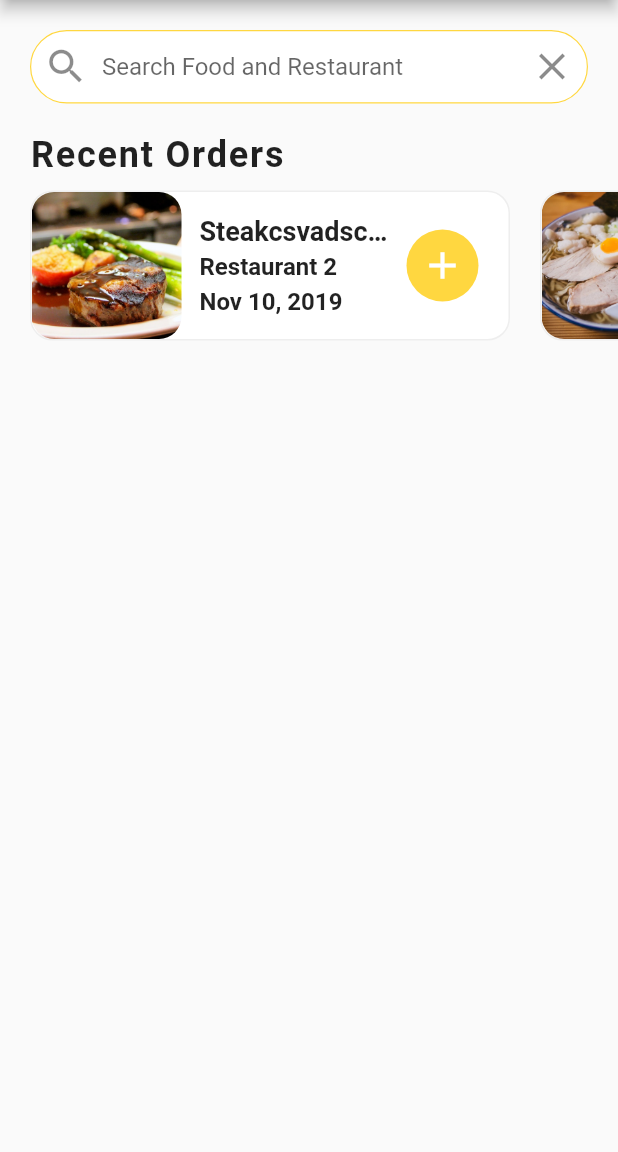
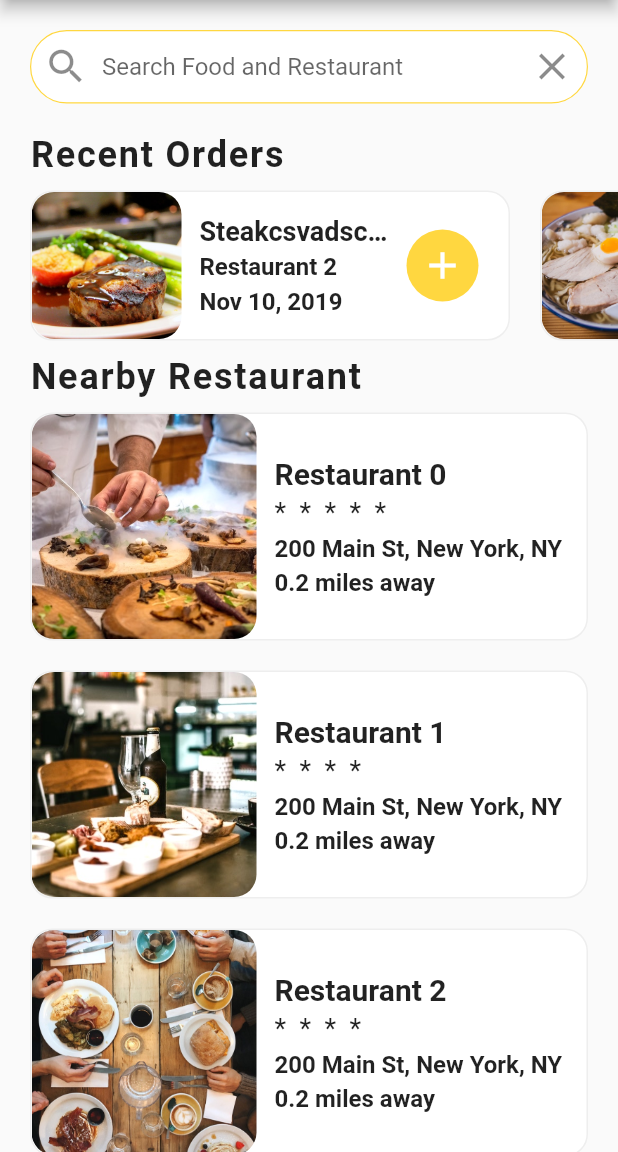
Before and after one commit to hossam-alissa/flutter_food_delivery_ui, a Flutter app: the screen it shows after launch, on a phone screen of 412 x 824 dp, the part 84-1236 px from its top. Run offline on Flutter 3.47's test engine with Material 2 defaults, Android fonts, the phone set to English and light mode, and no system bars.

Commit message:
ADD restaurant in HS

```diff
--- a/lib/screens/home_screen.dart
+++ b/lib/screens/home_screen.dart
@@ -1,5 +1,7 @@
 import 'package:flutter/material.dart';
 import 'package:flutter_food_delivery_ui/data/data.dart';
+import 'package:flutter_food_delivery_ui/models/restaurant.dart';
+import 'package:flutter_food_delivery_ui/widgets/rating_stars.dart';
 import 'package:flutter_food_delivery_ui/widgets/recent_orders.dart';
 
 class HomeScreen extends StatefulWidget {
@@ -8,6 +10,69 @@ class HomeScreen extends StatefulWidget {
 }
 
 class _HomeScreenState extends State<HomeScreen> {
+  _buildRestaurants() {
+    List<Widget> restaurantList = [];
+    restaurants.forEach((Restaurant restaurant) {
+      restaurantList.add(Container(
+        margin: EdgeInsets.symmetric(horizontal: 20.0, vertical: 10.0),
+        decoration: BoxDecoration(
+          color: Colors.white,
+          borderRadius: BorderRadius.circular(15.0),
+          border: Border.all(width: 1.0, color: Colors.grey[200]),
+        ),
+        child: Row(
+          children: [
+            ClipRRect(
+              borderRadius: BorderRadius.circular(15.0),
+              child: Image(
+                height: 150.0,
+                width: 150.0,
+                image: AssetImage(restaurant.imageUrl),
+                fit: BoxFit.cover,
+              ),
+            ),
+            Expanded(
+              child: Container(
+                margin: EdgeInsets.all(12.0),
+                child: Column(
+                  mainAxisAlignment: MainAxisAlignment.center,
+                  crossAxisAlignment: CrossAxisAlignment.start,
+                  children: [
+                    Text(
+                      restaurant.name,
+                      style:
+                          TextStyle(fontSize: 20.0, fontWeight: FontWeight.bold),
+                      overflow: TextOverflow.ellipsis,
+                    ),
+                    SizedBox(height: 4.0),
+                    RatingStars(restaurant.rating),
+                    SizedBox(height: 4.0),
+                    Text(
+                      restaurant.address,
+                      style:
+                          TextStyle(fontSize: 16.0, fontWeight: FontWeight.w600),
+                      overflow: TextOverflow.ellipsis,
+                    ),
+                    SizedBox(height: 4.0),
+                    Text(
+                      "0.2 miles away",
+                      style:
+                          TextStyle(fontSize: 16.0, fontWeight: FontWeight.w600),
+                      overflow: TextOverflow.ellipsis,
+                    ),
+                  ],
+                ),
+              ),
+            ),
+          ],
+        ),
+      ));
+    });
+    return Column(
+      children: restaurantList,
+    );
+  }
+
   @override
   Widget build(BuildContext context) {
     return Scaffold(
@@ -29,10 +94,10 @@ class _HomeScreenState extends State<HomeScreen> {
       body: ListView(
         children: [
           Padding(
-            padding:  EdgeInsets.all(20.0),
+            padding: EdgeInsets.all(20.0),
             child: TextField(
               decoration: InputDecoration(
-                contentPadding: EdgeInsets.symmetric(vertical: 15.0),
+                  contentPadding: EdgeInsets.symmetric(vertical: 15.0),
                   fillColor: Colors.white,
                   filled: true,
                   border: OutlineInputBorder(
@@ -40,14 +105,40 @@ class _HomeScreenState extends State<HomeScreen> {
                       borderSide: BorderSide(width: 0.8)),
                   enabledBorder: OutlineInputBorder(
                       borderRadius: BorderRadius.circular(40.0),
-                      borderSide: BorderSide(width: 0.8, color: Theme.of(context).primaryColor)),
-                  hintText: "Search Food and Restaurant" ,
-                prefixIcon: Icon(Icons.search,size: 30.0,),
-                suffixIcon: IconButton(onPressed: (){}, icon: Icon(Icons.clear,size: 30,),)
-              ),
+                      borderSide: BorderSide(
+                          width: 0.8, color: Theme.of(context).primaryColor)),
+                  hintText: "Search Food and Restaurant",
+                  prefixIcon: Icon(
+                    Icons.search,
+                    size: 30.0,
+                  ),
+                  suffixIcon: IconButton(
+                    onPressed: () {},
+                    icon: Icon(
+                      Icons.clear,
+                      size: 30,
+                    ),
+                  )),
             ),
           ),
           RecentOrders(),
+          Column(
+            crossAxisAlignment: CrossAxisAlignment.start,
+            children: [
+              Padding(
+                padding: const EdgeInsets.symmetric(horizontal: 20.0),
+                child: Text(
+                  "Nearby Restaurant",
+                  style: TextStyle(
+                    fontSize: 24,
+                    fontWeight: FontWeight.w600,
+                    letterSpacing: 1.2,
+                  ),
+                ),
+              ),
+              _buildRestaurants(),
+            ],
+          ),
         ],
       ),
     );
--- /dev/null
+++ b/lib/widgets/rating_stars.dart
@@ -0,0 +1,16 @@
+import 'package:flutter/material.dart';
+
+class RatingStars extends StatelessWidget {
+  final int rating;
+  RatingStars(this.rating);
+
+  @override
+  Widget build(BuildContext context) {
+    String stars = "";
+    for(int i =0 ; i < rating; i++){
+      stars = stars + "*  ";
+      stars.trim();
+    }
+    return Text(stars,style: TextStyle(fontSize: 18.0),);
+  }
+}
```
Also changed, not shown: 1 other file.
